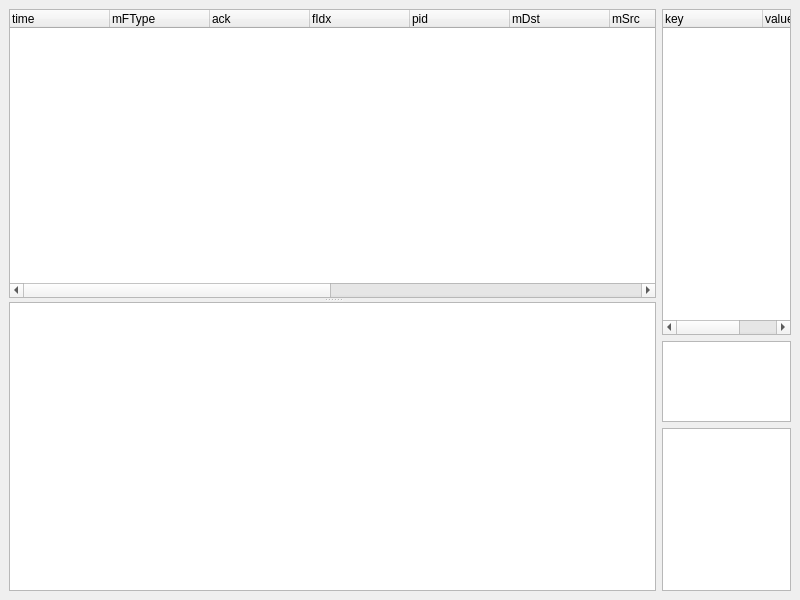
The window that mainwindow.ui (zaazbb/YM001NetworkAnalyzer) describes before a commit, drawn with Qt 5.
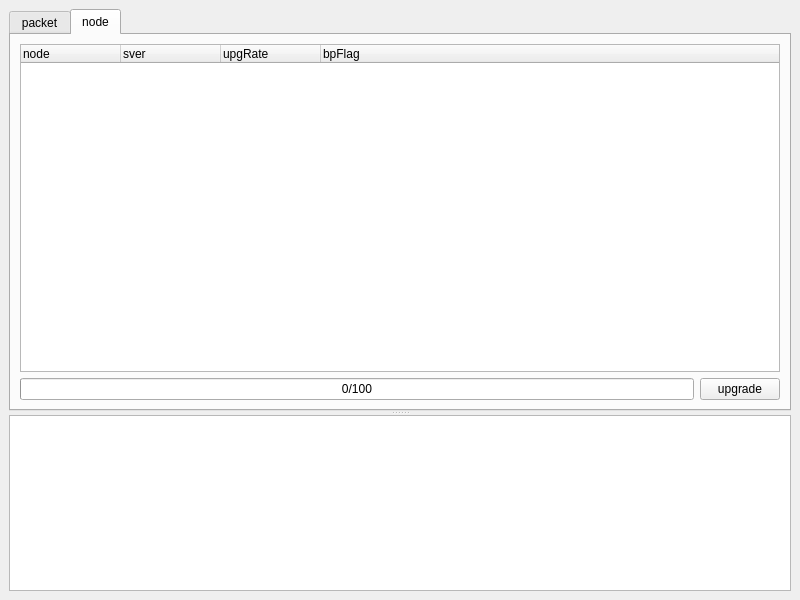
The same window after the commit. The open tabs and pages were chosen to show the change.

Commit message: add upgrade tab; add config.

Diff of the .ui file:
```diff
--- a/mainwindow.ui
+++ b/mainwindow.ui
@@ -14,12 +14,37 @@
    <string>MainWindow</string>
   </property>
   <widget class="QWidget" name="centralWidget">
-   <layout class="QHBoxLayout" name="horizontalLayout" stretch="5,1">
+   <layout class="QVBoxLayout" name="verticalLayout_2">
     <item>
      <widget class="QSplitter" name="splitter">
       <property name="orientation">
        <enum>Qt::Vertical</enum>
       </property>
+      <widget class="QTabWidget" name="tabWidget">
+       <property name="tabPosition">
+        <enum>QTabWidget::North</enum>
+       </property>
+       <property name="currentIndex">
+        <number>0</number>
+       </property>
+       <widget class="QWidget" name="tab">
+        <attribute name="title">
+         <string>packet</string>
+        </attribute>
+        <layout class="QHBoxLayout" name="horizontalLayout" stretch="1,0">
+         <property name="leftMargin">
+          <number>9</number>
+         </property>
+         <property name="topMargin">
+          <number>9</number>
+         </property>
+         <property name="rightMargin">
+          <number>9</number>
+         </property>
+         <property name="bottomMargin">
+          <number>9</number>
+         </property>
+         <item>
       <widget class="QTreeWidget" name="treeWidget">
        <property name="contextMenuPolicy">
         <enum>Qt::CustomContextMenu</enum>
@@ -99,11 +124,21 @@
         </property>
        </column>
       </widget>
-      <widget class="QPlainTextEdit" name="plainTextEdit_log"/>
-     </widget>
     </item>
     <item>
-     <layout class="QVBoxLayout" name="verticalLayout" stretch="4,1,2">
+          <layout class="QVBoxLayout" name="verticalLayout" stretch="1,0">
+           <property name="leftMargin">
+            <number>0</number>
+           </property>
+           <property name="topMargin">
+            <number>0</number>
+           </property>
+           <property name="rightMargin">
+            <number>0</number>
+           </property>
+           <property name="bottomMargin">
+            <number>0</number>
+           </property>
       <item>
        <widget class="QTreeWidget" name="treeWidget_cmdinfo">
         <property name="sizePolicy">
@@ -131,12 +166,99 @@
        </widget>
       </item>
       <item>
-       <widget class="QPlainTextEdit" name="plainTextEdit_cinfoval"/>
-      </item>
+            <widget class="QPlainTextEdit" name="plainTextEdit_pktdata"/>
+           </item>
+          </layout>
+         </item>
+        </layout>
+        <zorder>treeWidget</zorder>
+        <zorder></zorder>
+       </widget>
+       <widget class="QWidget" name="tab_2">
+        <attribute name="title">
+         <string>node</string>
+        </attribute>
+        <layout class="QVBoxLayout" name="verticalLayout_3" stretch="1,0">
+         <property name="leftMargin">
+          <number>9</number>
+         </property>
+         <property name="topMargin">
+          <number>9</number>
+         </property>
+         <property name="rightMargin">
+          <number>9</number>
+         </property>
+         <property name="bottomMargin">
+          <number>9</number>
+         </property>
       <item>
-       <widget class="QPlainTextEdit" name="plainTextEdit_rawdata"/>
-      </item>
-     </layout>
+          <widget class="QTreeWidget" name="treeWidget_node">
+           <property name="contextMenuPolicy">
+            <enum>Qt::CustomContextMenu</enum>
+           </property>
+           <property name="selectionMode">
+            <enum>QAbstractItemView::ExtendedSelection</enum>
+           </property>
+           <column>
+            <property name="text">
+             <string>node</string>
+            </property>
+           </column>
+           <column>
+            <property name="text">
+             <string>sver</string>
+            </property>
+           </column>
+           <column>
+            <property name="text">
+             <string>upgRate</string>
+            </property>
+           </column>
+           <column>
+            <property name="text">
+             <string>bpFlag</string>
+            </property>
+           </column>
+          </widget>
+         </item>
+         <item>
+          <layout class="QHBoxLayout" name="horizontalLayout_2" stretch="1,0">
+           <property name="leftMargin">
+            <number>0</number>
+           </property>
+           <property name="topMargin">
+            <number>0</number>
+           </property>
+           <property name="rightMargin">
+            <number>0</number>
+           </property>
+           <property name="bottomMargin">
+            <number>0</number>
+           </property>
+           <item>
+            <widget class="QProgressBar" name="progressBar_upgrade">
+             <property name="value">
+              <number>0</number>
+             </property>
+             <property name="format">
+              <string>%v/%m</string>
+             </property>
+            </widget>
+           </item>
+           <item>
+            <widget class="QPushButton" name="pushButton_upgrade">
+             <property name="text">
+              <string>upgrade</string>
+             </property>
+            </widget>
+           </item>
+          </layout>
+         </item>
+        </layout>
+       </widget>
+      </widget>
+      <widget class="QPlainTextEdit" name="plainTextEdit_log"/>
+     </widget>
     </item>
    </layout>
   </widget>
```
Lines whose indentation alone changed are shown as unchanged. The commit also changes 9 other files.
